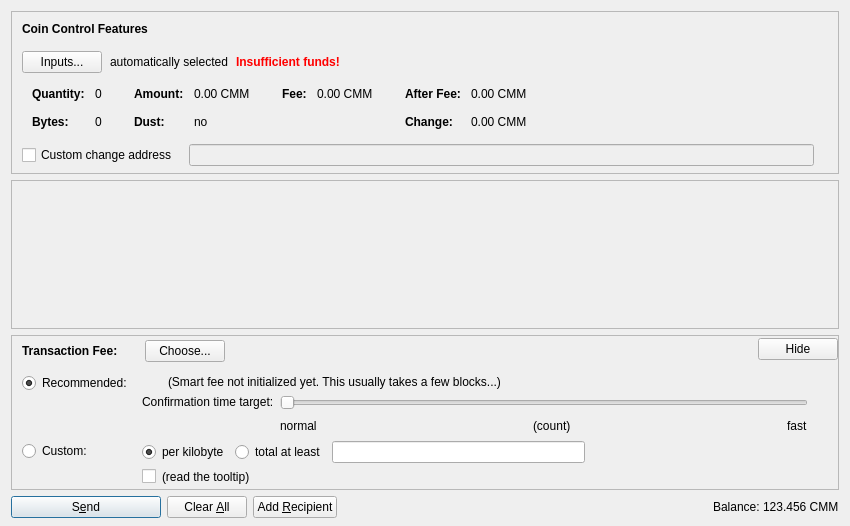
Qt form src/qt/forms/sendcoinsdialog.ui (CommerciumBlockchain/Commercium_Deprecated) before a commit.
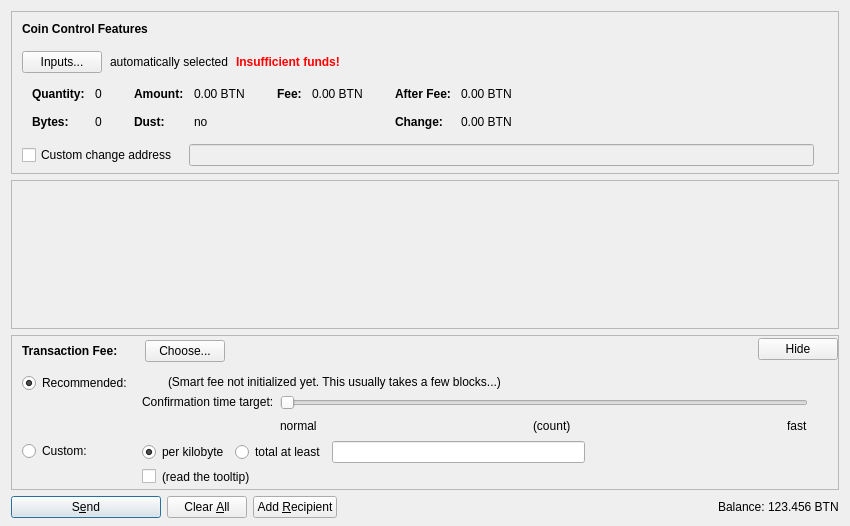
The same form after that commit. Icons and pictures are not drawn. Custom widgets are drawn as their Qt base class.

Diff of the .ui file:
```diff
--- a/src/qt/forms/sendcoinsdialog.ui
+++ b/src/qt/forms/sendcoinsdialog.ui
@@ -324,7 +324,7 @@
                   <enum>Qt::ActionsContextMenu</enum>
                  </property>
                  <property name="text">
-                  <string notr="true">0.00 CMM</string>
+                  <string notr="true">0.00 BTN</string>
                  </property>
                  <property name="textInteractionFlags">
                   <set>Qt::LinksAccessibleByMouse|Qt::TextSelectableByKeyboard|Qt::TextSelectableByMouse</set>
@@ -404,7 +404,7 @@
                   <enum>Qt::ActionsContextMenu</enum>
                  </property>
                  <property name="text">
-                  <string notr="true">0.00 CMM</string>
+                  <string notr="true">0.00 BTN</string>
                  </property>
                  <property name="textInteractionFlags">
                   <set>Qt::LinksAccessibleByMouse|Qt::TextSelectableByKeyboard|Qt::TextSelectableByMouse</set>
@@ -455,7 +455,7 @@
                   <enum>Qt::ActionsContextMenu</enum>
                  </property>
                  <property name="text">
-                  <string notr="true">0.00 CMM</string>
+                  <string notr="true">0.00 BTN</string>
                  </property>
                  <property name="textInteractionFlags">
                   <set>Qt::LinksAccessibleByMouse|Qt::TextSelectableByKeyboard|Qt::TextSelectableByMouse</set>
@@ -484,7 +484,7 @@
                   <enum>Qt::ActionsContextMenu</enum>
                  </property>
                  <property name="text">
-                  <string notr="true">0.00 CMM</string>
+                  <string notr="true">0.00 BTN</string>
                  </property>
                  <property name="textInteractionFlags">
                   <set>Qt::LinksAccessibleByMouse|Qt::TextSelectableByKeyboard|Qt::TextSelectableByMouse</set>
@@ -1290,7 +1290,7 @@
           <cursorShape>IBeamCursor</cursorShape>
          </property>
          <property name="text">
-          <string notr="true">123.456 CMM</string>
+          <string notr="true">123.456 BTN</string>
          </property>
          <property name="textInteractionFlags">
           <set>Qt::LinksAccessibleByMouse|Qt::TextSelectableByKeyboard|Qt::TextSelectableByMouse</set>
```
